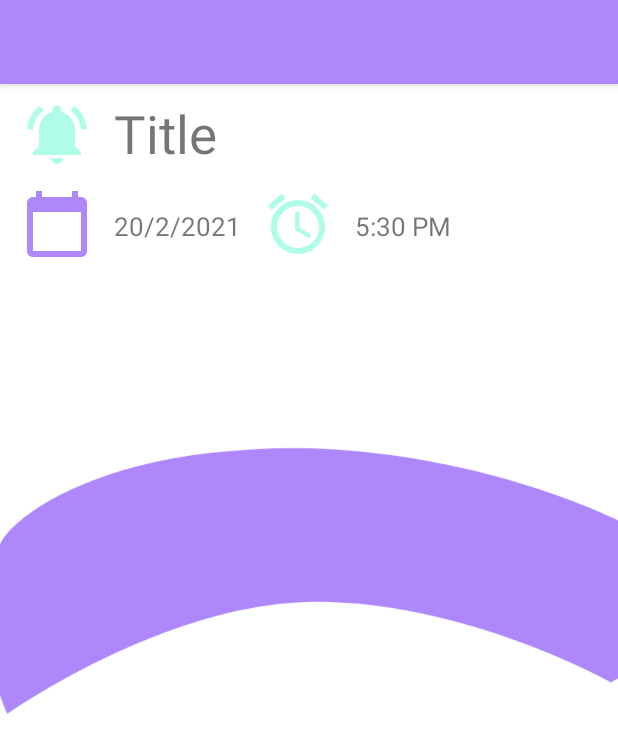
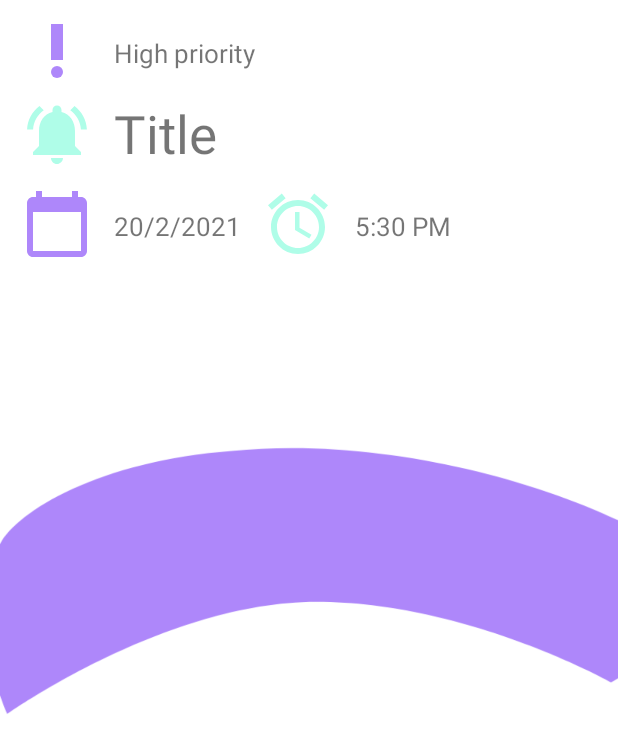
Before and after one commit to LatifahAlomar/Reminder, an Android app: the layout activity_reminder_details.xml on its own in the app's theme, with its tools: preview values and no code run, on a phone screen of 412 x 824 dp. Shown: the top 753 px of the screen. Run offline under Robolectric (Android 15) with nearby library versions, the phone set to English and light mode, and no system bars.

Commit message:
happy screams

```diff
--- a/Reminder/app/src/main/java/com/example/reminder/Notification/reminderNotification.java
+++ b/Reminder/app/src/main/java/com/example/reminder/Notification/reminderNotification.java
@@ -71,6 +71,8 @@ public class reminderNotification {
         intent.setFlags(Intent.FLAG_ACTIVITY_NEW_TASK | Intent.FLAG_ACTIVITY_CLEAR_TASK);
         intent.putExtra("title", title);
         intent.putExtra("priority", priority);
+        intent.putExtra("date", date);
+        intent.putExtra("time", time);
 
 
         PendingIntent pendingIntent = PendingIntent.getBroadcast(context, 0, intent, 0);
--- a/Reminder/app/src/main/res/layout/activity_reminder_details.xml
+++ b/Reminder/app/src/main/res/layout/activity_reminder_details.xml
@@ -6,20 +6,6 @@
     android:layout_height="match_parent"
     android:background="@drawable/background"
     tools:context=".ReminderDetails">
-
-    <com.google.android.material.appbar.AppBarLayout
-        android:layout_width="match_parent"
-        android:layout_height="wrap_content"
-        android:theme="@style/AppTheme.AppBarOverlay">
-
-        <androidx.appcompat.widget.Toolbar
-            android:id="@+id/toolbar"
-            android:layout_width="match_parent"
-            android:layout_height="?attr/actionBarSize"
-            android:background="#AE87FA"
-            app:popupTheme="@style/AppTheme.PopupOverlay" />
-
-    </com.google.android.material.appbar.AppBarLayout>
 
     <androidx.cardview.widget.CardView
         android:layout_width="match_parent"
@@ -44,7 +30,7 @@
             android:src="@drawable/ic_baseline_calendar_today_24" />
 
         <TextView
-            android:id="@+id/dateView"
+            android:id="@+id/date"
             android:layout_width="wrap_content"
             android:layout_height="wrap_content"
             android:layout_gravity="center_horizontal"
@@ -65,7 +51,7 @@
             android:src="@drawable/ic_baseline_alarm_24" />
 
         <TextView
-            android:id="@+id/TimeView"
+            android:id="@+id/Time"
             android:layout_width="wrap_content"
             android:layout_height="wrap_content"
             android:layout_gravity="center_horizontal"
@@ -91,7 +77,7 @@
             android:src="@drawable/ic_baseline_priority_high_24" />
 
         <TextView
-            android:id="@+id/priorityView"
+            android:id="@+id/priority"
             android:layout_width="wrap_content"
             android:layout_height="wrap_content"
             android:layout_gravity="center_horizontal"
@@ -118,7 +104,7 @@
         </ImageView>
 
         <TextView
-            android:id="@+id/TitleView"
+            android:id="@+id/Title"
             android:layout_width="wrap_content"
             android:layout_height="wrap_content"
             android:layout_gravity="center_horizontal"
```
Also changed, not shown: Reminder/app/src/main/java/com/example/reminder/Adapter.java (+4 -4 lines), Reminder/app/src/main/java/com/example/reminder/Notification/reminderBroadcastReceiver.java (+7 -0 lines), Reminder/app/src/main/java/com/example/reminder/ReminderDetails.java (+16 -1 lines), Reminder/app/src/main/res/layout/remider_card.xml (+4 -4 lines), 151 other files.
